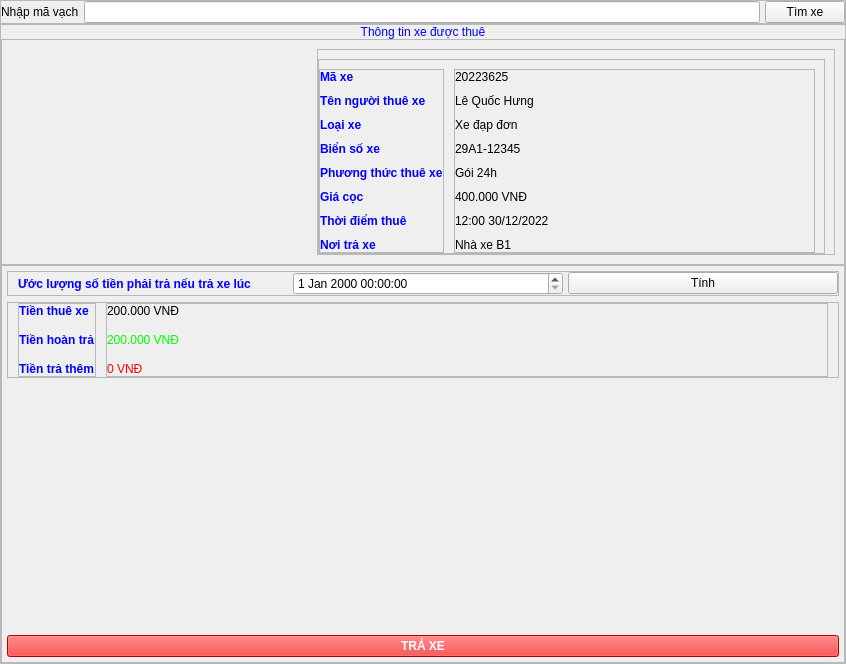
First picture: the form in Source code/view/ui/traXe.ui, repository hunglequoc2001/Capstone_TKXDPM.20221_Group8, before the edit.
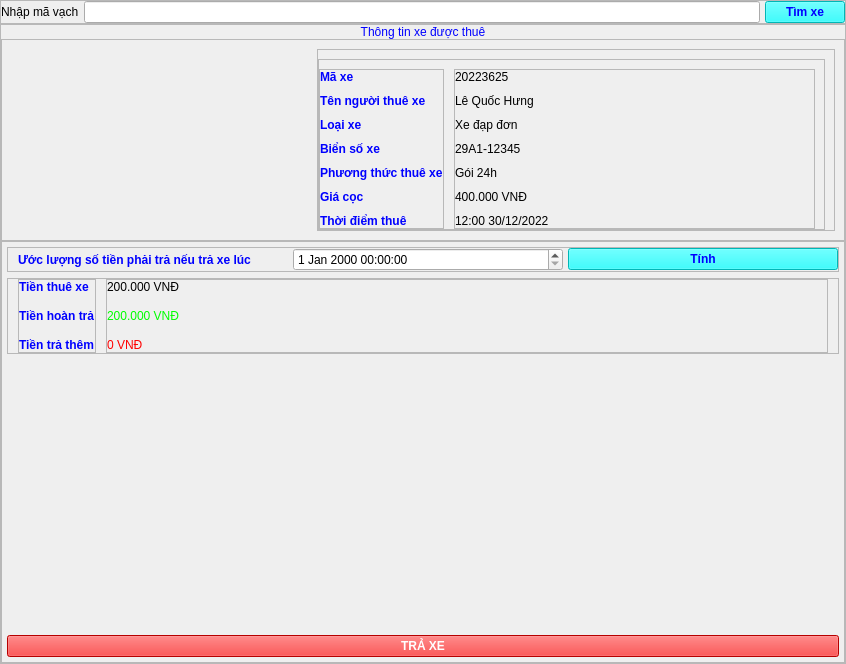
Second picture: the form after the edit. Icons and pictures are not drawn.

Diff of the .ui file:
```diff
--- a/Source code/view/ui/traXe.ui
+++ b/Source code/view/ui/traXe.ui
@@ -83,6 +83,11 @@
       </item>
       <item>
        <widget class="QPushButton" name="pushButtonTimXe">
+        <property name="styleSheet">
+         <string notr="true">background-color: rgb(0, 255, 255);
+color: rgb(0, 0, 255);
+font: bold</string>
+        </property>
         <property name="text">
          <string>Tìm xe</string>
         </property>
@@ -297,18 +302,6 @@
                     </property>
                    </widget>
                   </item>
-                  <item>
-                   <widget class="QLabel" name="labelNoiTraXe">
-                    <property name="styleSheet">
-                     <string notr="true">color: rgb(0, 0, 255);
-font: bold 14pt &quot;Arial&quot;;
-</string>
-                    </property>
-                    <property name="text">
-                     <string>Nơi trả xe</string>
-                    </property>
-                   </widget>
-                  </item>
                  </layout>
                 </widget>
                </item>
@@ -385,13 +378,6 @@
                     </property>
                    </widget>
                   </item>
-                  <item>
-                   <widget class="QLabel" name="label_noiTraXe">
-                    <property name="text">
-                     <string>Nhà xe B1</string>
-                    </property>
-                   </widget>
-                  </item>
                  </layout>
                 </widget>
                </item>
@@ -481,7 +467,9 @@
             <item>
              <widget class="QPushButton" name="pushButtonTinhTien">
               <property name="styleSheet">
-               <string notr="true"/>
+               <string notr="true">background-color: rgb(0, 255, 255);
+color: rgb(0, 0, 255);
+font: bold</string>
               </property>
               <property name="text">
                <string>Tính</string>
```
